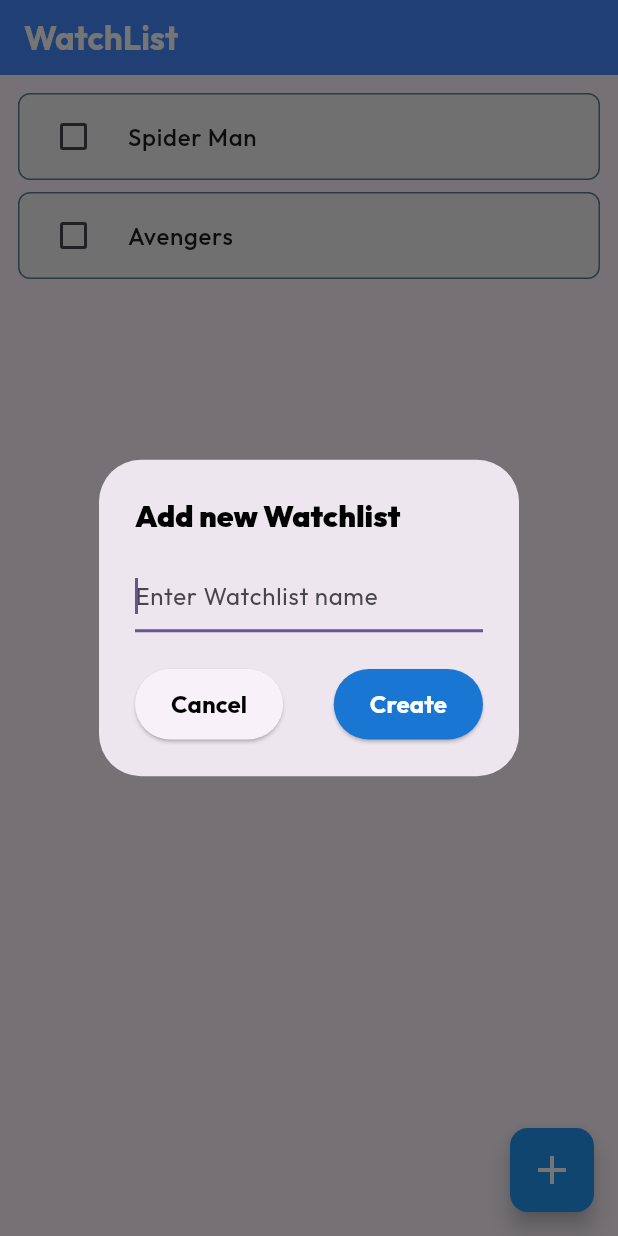
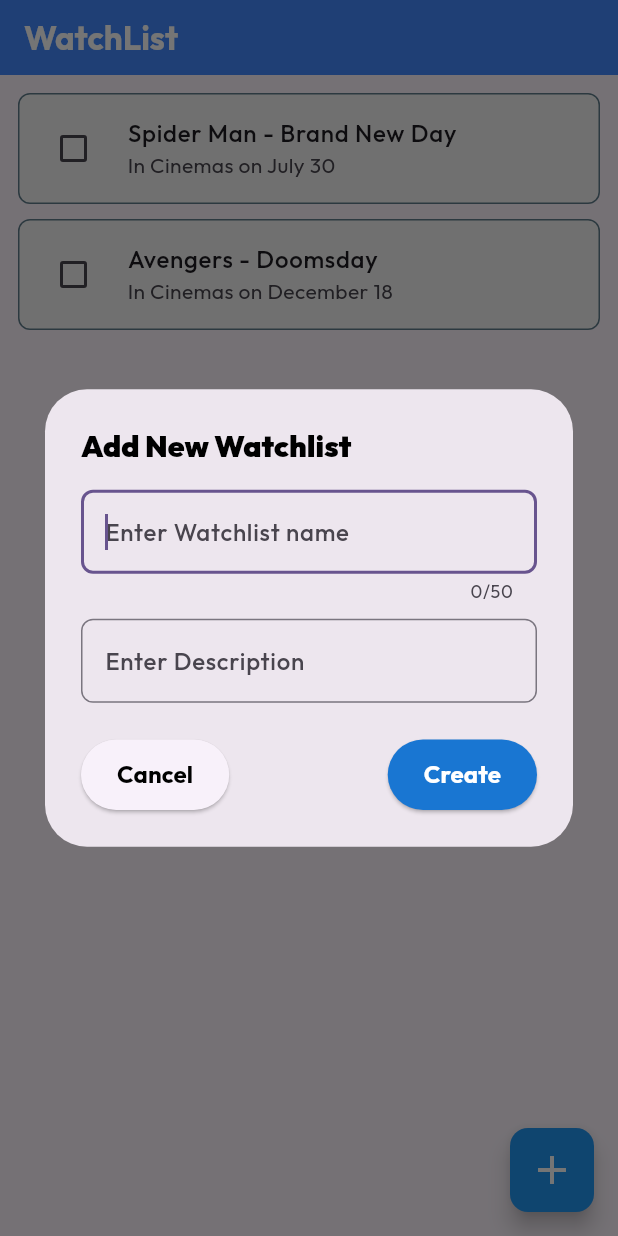
Before and after one commit to BhadriPrabhu/watchlist, a Flutter app: the screen it shows after launch, after a tap on the "add" icon, on a phone screen of 412 x 824 dp. Run offline on Flutter 3.47's test engine with Material 3 defaults, Android fonts, the phone set to English and light mode, and no system bars; our stand-ins replace google_fonts.

Commit message:
feat: added desc for more detailed watchlist

```diff
--- a/lib/main.dart
+++ b/lib/main.dart
@@ -7,8 +7,9 @@ void main() {
 
 class FutureList {
   String name;
+  String desc;
   bool isCompleted;
-  FutureList({required this.name, this.isCompleted = false});
+  FutureList({required this.name, this.desc = "", this.isCompleted = false});
 }
 
 class MainApp extends StatelessWidget {
@@ -20,9 +21,9 @@ class MainApp extends StatelessWidget {
       title: "Watchlist",
       theme: ThemeData(
         textTheme: GoogleFonts.outfitTextTheme(),
-        colorScheme: ColorScheme.fromSeed(seedColor: Colors.deepPurple)
+        colorScheme: ColorScheme.fromSeed(seedColor: Colors.deepPurple),
       ),
-      home: WatchlistScreen()
+      home: WatchlistScreen(),
     );
   }
 }
@@ -36,11 +37,15 @@ class WatchlistScreen extends StatefulWidget {
 
 class _WatchlistScreenState extends State<WatchlistScreen> {
   List<FutureList> myFutureList = [
-    FutureList(name: "Spider Man"),
-    FutureList(name: "Avengers"),
+    FutureList(
+      name: "Spider Man - Brand New Day",
+      desc: "In Cinemas on July 30",
+    ),
+    FutureList(name: "Avengers - Doomsday", desc: "In Cinemas on December 18"),
   ];
 
   final TextEditingController _watchlistName = TextEditingController();
+  final TextEditingController _watchlistDesc = TextEditingController();
 
   Future<void> _showAddDialog(BuildContext context) async {
     return showDialog(
@@ -48,18 +53,56 @@ class _WatchlistScreenState extends State<WatchlistScreen> {
       builder: (BuildContext context) {
         return AlertDialog(
           title: Text(
-            "Add new Watchlist",
+            "Add New Watchlist",
             style: TextStyle(
               color: Colors.black,
               fontSize: 20.0,
               fontWeight: FontWeight.w900,
             ),
           ),
-          content: SingleChildScrollView(
-            child: TextField(
-              controller: _watchlistName,
-              autofocus: true,
-              decoration: InputDecoration(hintText: "Enter Watchlist name"),
+          insetPadding: EdgeInsets.symmetric(horizontal: 30.0),
+          content: SizedBox(
+            width: MediaQuery.of(context).size.width,
+            child: SingleChildScrollView(
+              child: Column(
+                mainAxisAlignment: MainAxisAlignment.start,
+                spacing: 10.0,
+                children: [
+                  TextField(
+                    controller: _watchlistName,
+                    autofocus: true,
+                    decoration: InputDecoration(
+                      hintText: "Enter Watchlist name",
+                      hintStyle: TextStyle(fontWeight: FontWeight.w500),
+                      border: OutlineInputBorder(
+                        borderRadius: BorderRadius.circular(8),
+                        borderSide: BorderSide(
+                          width: 0.5,
+                          color: Colors.blueAccent,
+                        ),
+                      ),
+                    ),
+                    style: TextStyle(),
+                    maxLength: 50,
+                  ),
+                  TextField(
+                    controller: _watchlistDesc,
+                    autofocus: true,
+                    decoration: InputDecoration(
+                      hintText: "Enter Description",
+                      hintStyle: TextStyle(fontWeight: FontWeight.w500),
+                      border: OutlineInputBorder(
+                        borderRadius: BorderRadius.circular(8),
+                        borderSide: BorderSide(
+                          width: 0.5,
+                          color: Colors.blueAccent,
+                        ),
+                      ),
+                    ),
+                    style: TextStyle(),
+                  ),
+                ],
+              ),
             ),
           ),
           actions: [
@@ -70,6 +113,7 @@ class _WatchlistScreenState extends State<WatchlistScreen> {
                   onPressed: () {
                     Navigator.pop(context);
                     _watchlistName.text = "";
+                    _watchlistDesc.text = "";
                   },
                   style: TextButton.styleFrom(
                     foregroundColor: Colors.grey[800],
@@ -91,12 +135,14 @@ class _WatchlistScreenState extends State<WatchlistScreen> {
                         myFutureList.add(
                           FutureList(
                             name: _watchlistName.text,
+                            desc: _watchlistDesc.text,
                             isCompleted: false,
                           ),
                         );
                       });
                       Navigator.pop(context);
                       _watchlistName.text = "";
+                      _watchlistDesc.text = "";
                     }
                   },
                   style: TextButton.styleFrom(
@@ -134,7 +180,7 @@ class _WatchlistScreenState extends State<WatchlistScreen> {
       ),
       body: (ListView.separated(
         itemCount: myFutureList.length,
-        separatorBuilder: (context, index) => const SizedBox(height: 8,),
+        separatorBuilder: (context, index) => const SizedBox(height: 10),
         itemBuilder: (context, index) {
           final myList = myFutureList[index];
           return CheckboxListTile(
@@ -151,18 +197,19 @@ class _WatchlistScreenState extends State<WatchlistScreen> {
                     myList.isCompleted
                         ? TextDecoration.lineThrough
                         : TextDecoration.none,
-                fontWeight: FontWeight.w500
+                fontWeight: FontWeight.w500,
               ),
             ),
+            subtitle: myList.desc != "" ? Text(myList.desc) : null,
             controlAffinity: ListTileControlAffinity.leading,
             hoverColor: Colors.blueGrey,
 
-            tileColor: Colors.grey.shade100, // Background color of the tile
-            selectedTileColor:Colors.cyan, // Background when selected is true
+            tileColor: Colors.grey.shade100,
+            selectedTileColor: Colors.cyan,
             selected: myList.isCompleted,
             shape: RoundedRectangleBorder(
               borderRadius: BorderRadius.circular(8),
-              side: BorderSide(width: 1, color: Colors.blueGrey)
+              side: BorderSide(width: 1, color: Colors.blueGrey),
             ),
           );
           // InkWell(
```
